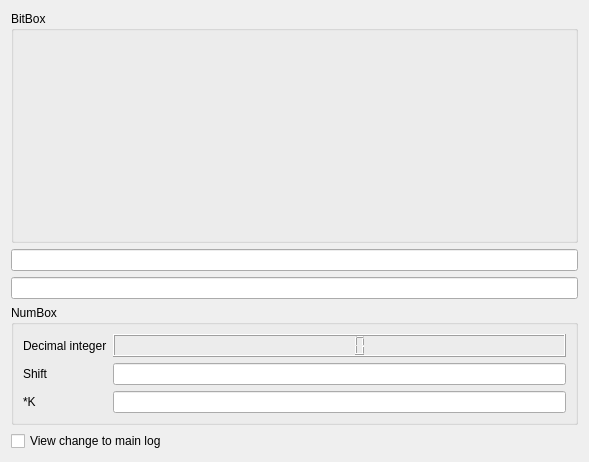
Before: the Qt Designer form masksettingsdialog.ui in nghtsnw/etrodiag, drawn with Qt 5.
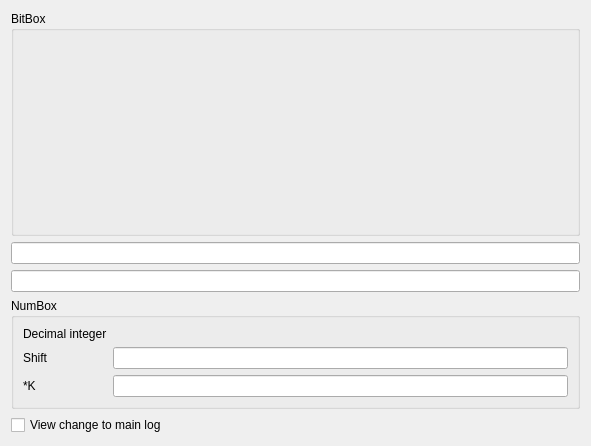
After: the same form once the commit is applied.

Patch:
```diff
--- a/masksettingsdialog.ui
+++ b/masksettingsdialog.ui
@@ -6,8 +6,8 @@
    <rect>
     <x>0</x>
     <y>0</y>
-    <width>589</width>
-    <height>462</height>
+    <width>591</width>
+    <height>446</height>
    </rect>
   </property>
   <property name="sizePolicy">
@@ -54,45 +54,59 @@
       <string>NumBox</string>
      </property>
      <layout class="QFormLayout" name="formLayout">
-      <item row="0" column="0">
+      <item row="1" column="0">
        <widget class="QLabel" name="decimalIntLabel">
         <property name="text">
          <string>Decimal integer</string>
         </property>
        </widget>
       </item>
-      <item row="1" column="0">
+      <item row="2" column="0">
        <widget class="QLabel" name="shiftlabel">
         <property name="text">
          <string>Shift</string>
         </property>
        </widget>
       </item>
-      <item row="1" column="1">
+      <item row="2" column="1">
        <widget class="QLineEdit" name="shiftTxt"/>
       </item>
-      <item row="2" column="0">
+      <item row="3" column="0">
        <widget class="QLabel" name="koeffLabel">
         <property name="text">
          <string>*K</string>
         </property>
        </widget>
       </item>
-      <item row="2" column="1">
+      <item row="3" column="1">
        <widget class="QLineEdit" name="koeffTxt"/>
       </item>
-      <item row="0" column="1">
-       <widget class="QLCDNumber" name="decimalInt"/>
+      <item row="1" column="1">
+       <widget class="QLabel" name="decimalInt">
+        <property name="text">
+         <string>&lt;waiting live data...&gt;</string>
+        </property>
+       </widget>
       </item>
      </layout>
     </widget>
    </item>
    <item>
-    <widget class="QCheckBox" name="checkBox">
-     <property name="text">
-      <string>View change to main log</string>
+    <layout class="QHBoxLayout" name="typeChangeLayout">
+     <property name="spacing">
+      <number>26</number>
      </property>
-    </widget>
+     <property name="sizeConstraint">
+      <enum>QLayout::SetMaximumSize</enum>
+     </property>
+     <item>
+      <widget class="QCheckBox" name="checkBox">
+       <property name="text">
+        <string>View change to main log</string>
+       </property>
+      </widget>
+     </item>
+    </layout>
    </item>
   </layout>
  </widget>
```
